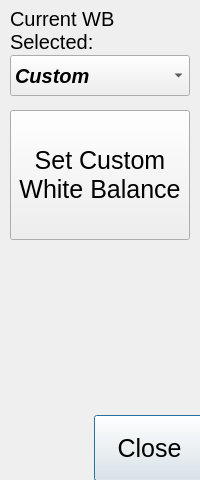
The window that src/whitebalancedialog.ui (skronstein/chronos-cam-app) describes before a commit, drawn with Qt 5.
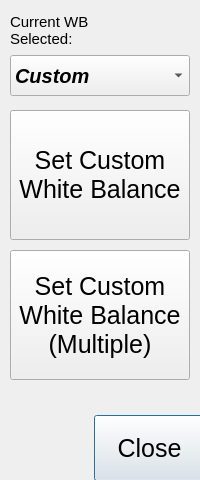
The same window after the commit.

Commit message: White bal preset values have been added.  Also, added a button to take white bal over an average of multiple frames.

```diff
--- a/src/whitebalancedialog.ui
+++ b/src/whitebalancedialog.ui
@@ -109,7 +109,7 @@
    </property>
    <property name="font">
     <font>
-     <pointsize>15</pointsize>
+     <pointsize>11</pointsize>
     </font>
    </property>
    <property name="text">
@@ -117,6 +117,26 @@
 Selected:</string>
    </property>
   </widget>
+  <widget class="QPushButton" name="cmdSetCustomWB_2">
+   <property name="geometry">
+    <rect>
+     <x>10</x>
+     <y>250</y>
+     <width>180</width>
+     <height>130</height>
+    </rect>
+   </property>
+   <property name="font">
+    <font>
+     <pointsize>19</pointsize>
+    </font>
+   </property>
+   <property name="text">
+    <string>Set Custom
+White Balance
+(Multiple)</string>
+   </property>
+  </widget>
  </widget>
  <resources/>
  <connections/>
```
The commit also changes 3 other files.
